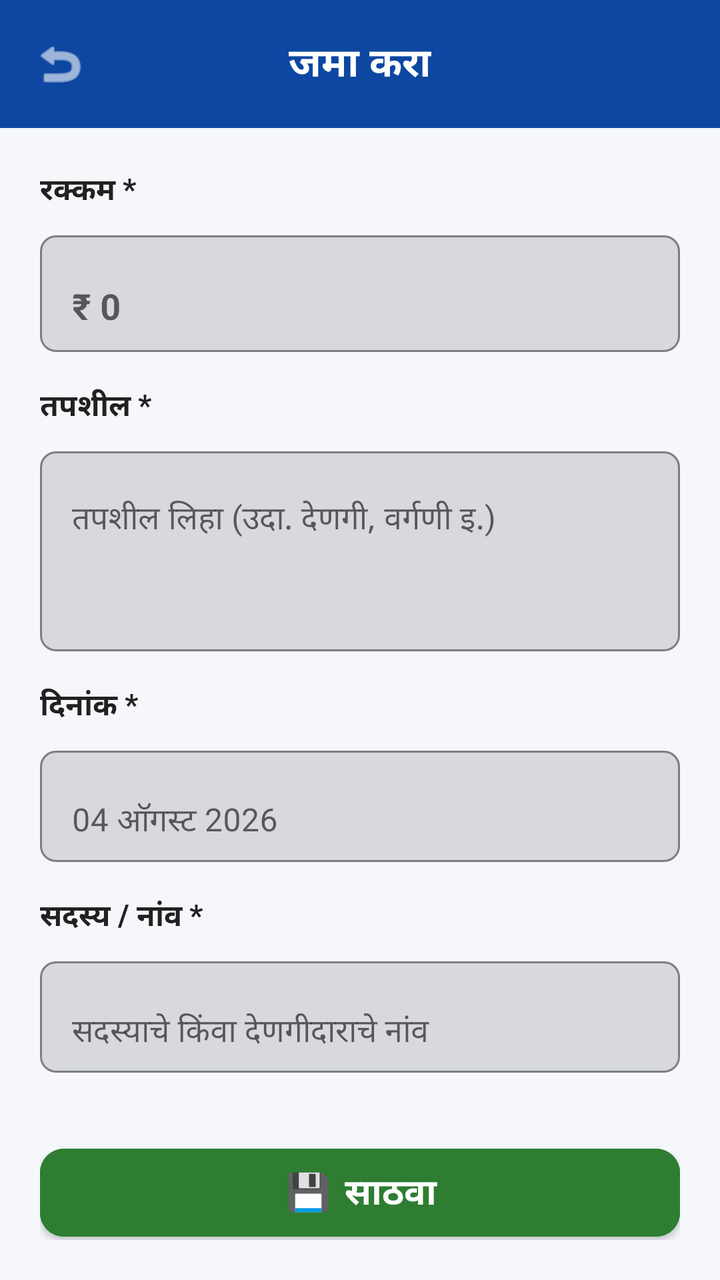
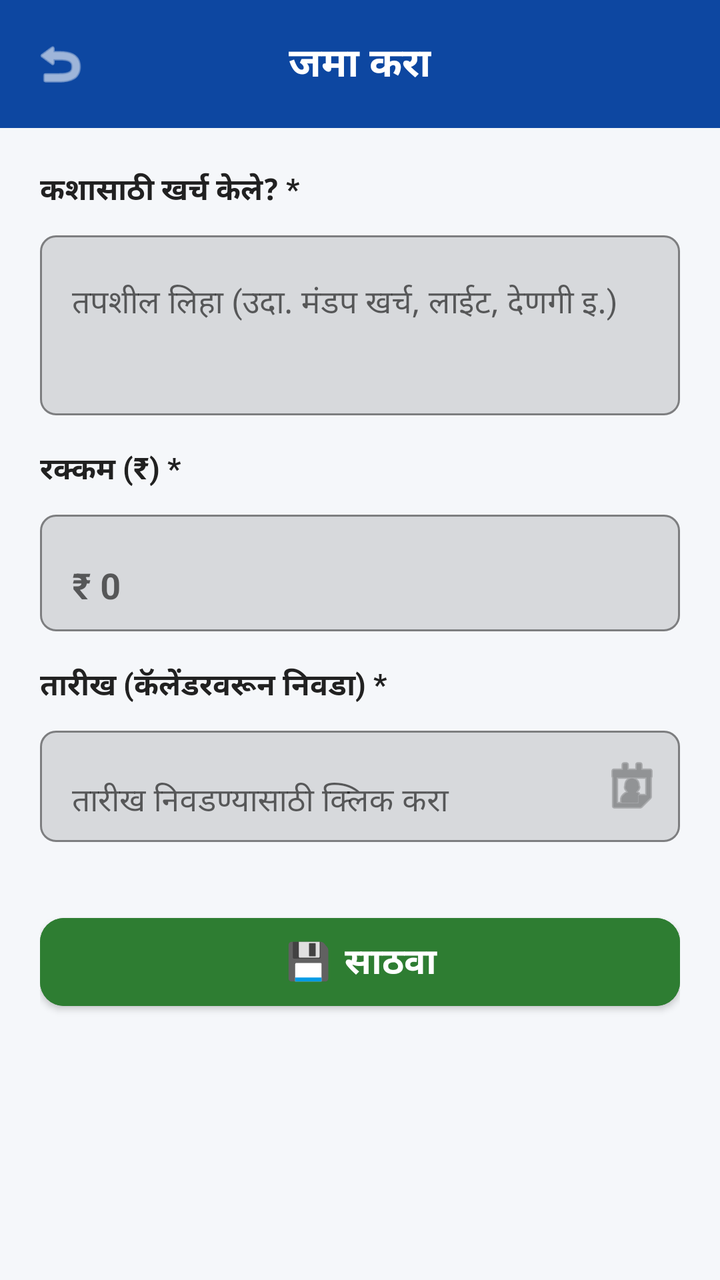

The first picture is an Android layout as it rendered before a commit; the second is the same layout after the commit. The layout source and the unified diff follow.
<!-- AndroidManifest.xml: application theme Theme.GaneshMitraMandal -->
<!-- res/layout/activity_add_transaction.xml -->
<?xml version="1.0" encoding="utf-8"?>
<RelativeLayout xmlns:android="http://schemas.android.com/apk/res/android"
    xmlns:app="http://schemas.android.com/apk/res-auto"
    android:layout_width="match_parent"
    android:layout_height="match_parent"
    android:background="@color/bg_light">

    
    <RelativeLayout
        android:id="@+id/topBar"
        android:layout_width="match_parent"
        android:layout_height="64dp"
        android:background="@color/primary_blue"
        android:paddingHorizontal="16dp">

        <ImageView
            android:id="@+id/btnBack"
            android:layout_width="28dp"
            android:layout_height="28dp"
            android:layout_alignParentStart="true"
            android:layout_centerVertical="true"
            android:src="@android:drawable/ic_menu_revert"
            app:tint="@color/white" />

        <TextView
            android:id="@+id/tvFormTitle"
            android:layout_width="wrap_content"
            android:layout_height="wrap_content"
            android:layout_centerInParent="true"
            android:text="@string/form_title_jama"
            android:textColor="@color/white"
            android:textSize="20sp"
            android:textStyle="bold" />
    </RelativeLayout>

    <ScrollView
        android:layout_width="match_parent"
        android:layout_height="match_parent"
        android:layout_below="@id/topBar"
        android:padding="20dp">

        <LinearLayout
            android:layout_width="match_parent"
            android:layout_height="wrap_content"
            android:orientation="vertical">

            
            <TextView
                android:layout_width="wrap_content"
                android:layout_height="wrap_content"
                android:layout_marginBottom="6dp"
                android:text="@string/amount_label"
                android:textColor="@color/text_primary"
                android:textSize="15sp"
                android:textStyle="bold" />

            <com.google.android.material.textfield.TextInputLayout
                android:layout_width="match_parent"
                android:layout_height="wrap_content"
                android:layout_marginBottom="16dp"
                app:boxBackgroundMode="outline"
                app:boxCornerRadiusBottomEnd="8dp"
                app:boxCornerRadiusBottomStart="8dp"
                app:boxCornerRadiusTopEnd="8dp"
                app:boxCornerRadiusTopStart="8dp"
                app:boxStrokeColor="@color/primary_blue">

                <com.google.android.material.textfield.TextInputEditText
                    android:id="@+id/etAmount"
                    android:layout_width="match_parent"
                    android:layout_height="wrap_content"
                    android:hint="₹ 0"
                    android:inputType="numberDecimal"
                    android:textSize="18sp"
                    android:textStyle="bold" />
            </com.google.android.material.textfield.TextInputLayout>

            
            <TextView
                android:layout_width="wrap_content"
                android:layout_height="wrap_content"
                android:layout_marginBottom="6dp"
                android:text="@string/details_label"
                android:textColor="@color/text_primary"
                android:textSize="15sp"
                android:textStyle="bold" />

            <com.google.android.material.textfield.TextInputLayout
                android:layout_width="match_parent"
                android:layout_height="wrap_content"
                android:layout_marginBottom="16dp"
                app:boxBackgroundMode="outline"
                app:boxCornerRadiusBottomEnd="8dp"
                app:boxCornerRadiusBottomStart="8dp"
                app:boxCornerRadiusTopEnd="8dp"
                app:boxCornerRadiusTopStart="8dp"
                app:boxStrokeColor="@color/primary_blue">

                <com.google.android.material.textfield.TextInputEditText
                    android:id="@+id/etDetails"
                    android:layout_width="match_parent"
                    android:layout_height="100dp"
                    android:gravity="top|start"
                    android:hint="तपशील लिहा (उदा. देणगी, वर्गणी इ.)"
                    android:inputType="textMultiLine" />
            </com.google.android.material.textfield.TextInputLayout>

            
            <TextView
                android:layout_width="wrap_content"
                android:layout_height="wrap_content"
                android:layout_marginBottom="6dp"
                android:text="@string/date_label"
                android:textColor="@color/text_primary"
                android:textSize="15sp"
                android:textStyle="bold" />

            <com.google.android.material.textfield.TextInputLayout
                android:layout_width="match_parent"
                android:layout_height="wrap_content"
                android:layout_marginBottom="16dp"
                app:boxBackgroundMode="outline"
                app:boxCornerRadiusBottomEnd="8dp"
                app:boxCornerRadiusBottomStart="8dp"
                app:boxCornerRadiusTopEnd="8dp"
                app:boxCornerRadiusTopStart="8dp"
                app:boxStrokeColor="@color/primary_blue">

                <com.google.android.material.textfield.TextInputEditText
                    android:id="@+id/etDate"
                    android:layout_width="match_parent"
                    android:layout_height="wrap_content"
                    android:focusable="false"
                    android:hint="04 ऑगस्ट 2026" />
            </com.google.android.material.textfield.TextInputLayout>

            
            <TextView
                android:layout_width="wrap_content"
                android:layout_height="wrap_content"
                android:layout_marginBottom="6dp"
                android:text="@string/member_label"
                android:textColor="@color/text_primary"
                android:textSize="15sp"
                android:textStyle="bold" />

            <com.google.android.material.textfield.TextInputLayout
                android:layout_width="match_parent"
                android:layout_height="wrap_content"
                android:layout_marginBottom="32dp"
                app:boxBackgroundMode="outline"
                app:boxCornerRadiusBottomEnd="8dp"
                app:boxCornerRadiusBottomStart="8dp"
                app:boxCornerRadiusTopEnd="8dp"
                app:boxCornerRadiusTopStart="8dp"
                app:boxStrokeColor="@color/primary_blue">

                <com.google.android.material.textfield.TextInputEditText
                    android:id="@+id/etMemberName"
                    android:layout_width="match_parent"
                    android:layout_height="wrap_content"
                    android:hint="सदस्याचे किंवा देणगीदाराचे नांव" />
            </com.google.android.material.textfield.TextInputLayout>

            
            <com.google.android.material.button.MaterialButton
                android:id="@+id/btnSave"
                android:layout_width="match_parent"
                android:layout_height="56dp"
                android:backgroundTint="@color/jama_green"
                android:text="@string/btn_save"
                android:textColor="@color/white"
                android:textSize="18sp"
                android:textStyle="bold"
                app:cornerRadius="12dp" />

        </LinearLayout>
    </ScrollView>

</RelativeLayout>
<!-- resources referenced by this layout -->
<resources>
  <color name="bg_light">#F5F7FA</color>
  <color name="jama_green">#2E7D32</color>
  <color name="primary_blue">#0D47A1</color>
  <color name="text_primary">#212121</color>
  <color name="white">#FFFFFF</color>
  <string name="amount_label">रक्कम *</string>
  <string name="btn_save">💾 साठवा</string>
  <string name="date_label">दिनांक *</string>
  <string name="details_label">तपशील *</string>
  <string name="form_title_jama">जमा करा</string>
  <string name="member_label">सदस्य / नांव *</string>
  <style name="Theme.GaneshMitraMandal" parent="Theme.MaterialComponents.Light.NoActionBar">
          <item name="colorPrimary">@color/primary_blue</item>
          <item name="colorPrimaryDark">@color/primary_blue_dark</item>
          <item name="colorAccent">@color/accent_orange</item>
          <item name="android:windowBackground">@color/bg_light</item>
          <item name="android:statusBarColor">@color/primary_blue_dark</item>
      </style>
  <color name="primary_blue_dark">#082F6B</color>
  <color name="accent_orange">#FF6D00</color>
</resources>

<!-- the commit's change to res/layout/activity_add_transaction.xml (unified diff, before → after) -->
@@ -46,10 +46,41 @@
 
             
             <TextView
+                android:id="@+id/tvDetailsLabel"
                 android:layout_width="wrap_content"
                 android:layout_height="wrap_content"
                 android:layout_marginBottom="6dp"
-                android:text="@string/amount_label"
+                android:text="कशासाठी खर्च केले? *"
+                android:textColor="@color/text_primary"
+                android:textSize="15sp"
+                android:textStyle="bold" />
+
+            <com.google.android.material.textfield.TextInputLayout
+                android:layout_width="match_parent"
+                android:layout_height="wrap_content"
+                android:layout_marginBottom="16dp"
+                app:boxBackgroundMode="outline"
+                app:boxCornerRadiusBottomEnd="8dp"
+                app:boxCornerRadiusBottomStart="8dp"
+                app:boxCornerRadiusTopEnd="8dp"
+                app:boxCornerRadiusTopStart="8dp"
+                app:boxStrokeColor="@color/primary_blue">
+
+                <com.google.android.material.textfield.TextInputEditText
+                    android:id="@+id/etDetails"
+                    android:layout_width="match_parent"
+                    android:layout_height="90dp"
+                    android:gravity="top|start"
+                    android:hint="तपशील लिहा (उदा. मंडप खर्च, लाईट, देणगी इ.)"
+                    android:inputType="textMultiLine" />
+            </com.google.android.material.textfield.TextInputLayout>
+
+            
+            <TextView
+                android:layout_width="wrap_content"
+                android:layout_height="wrap_content"
+                android:layout_marginBottom="6dp"
+                android:text="रक्कम (₹) *"
                 android:textColor="@color/text_primary"
                 android:textSize="15sp"
                 android:textStyle="bold" />
@@ -80,66 +111,7 @@
                 android:layout_width="wrap_content"
                 android:layout_height="wrap_content"
                 android:layout_marginBottom="6dp"
-                android:text="@string/details_label"
-                android:textColor="@color/text_primary"
-                android:textSize="15sp"
-                android:textStyle="bold" />
-
-            <com.google.android.material.textfield.TextInputLayout
-                android:layout_width="match_parent"
-                android:layout_height="wrap_content"
-                android:layout_marginBottom="16dp"
-                app:boxBackgroundMode="outline"
-                app:boxCornerRadiusBottomEnd="8dp"
-                app:boxCornerRadiusBottomStart="8dp"
-                app:boxCornerRadiusTopEnd="8dp"
-                app:boxCornerRadiusTopStart="8dp"
-                app:boxStrokeColor="@color/primary_blue">
-
-                <com.google.android.material.textfield.TextInputEditText
-                    android:id="@+id/etDetails"
-                    android:layout_width="match_parent"
-                    android:layout_height="100dp"
-                    android:gravity="top|start"
-                    android:hint="तपशील लिहा (उदा. देणगी, वर्गणी इ.)"
-                    android:inputType="textMultiLine" />
-            </com.google.android.material.textfield.TextInputLayout>
-
-            
-            <TextView
-                android:layout_width="wrap_content"
-                android:layout_height="wrap_content"
-                android:layout_marginBottom="6dp"
-                android:text="@string/date_label"
-                android:textColor="@color/text_primary"
-                android:textSize="15sp"
-                android:textStyle="bold" />
-
-            <com.google.android.material.textfield.TextInputLayout
-                android:layout_width="match_parent"
-                android:layout_height="wrap_content"
-                android:layout_marginBottom="16dp"
-                app:boxBackgroundMode="outline"
-                app:boxCornerRadiusBottomEnd="8dp"
-                app:boxCornerRadiusBottomStart="8dp"
-                app:boxCornerRadiusTopEnd="8dp"
-                app:boxCornerRadiusTopStart="8dp"
-                app:boxStrokeColor="@color/primary_blue">
-
-                <com.google.android.material.textfield.TextInputEditText
-                    android:id="@+id/etDate"
-                    android:layout_width="match_parent"
-                    android:layout_height="wrap_content"
-                    android:focusable="false"
-                    android:hint="04 ऑगस्ट 2026" />
-            </com.google.android.material.textfield.TextInputLayout>
-
-            
-            <TextView
-                android:layout_width="wrap_content"
-                android:layout_height="wrap_content"
-                android:layout_marginBottom="6dp"
-                android:text="@string/member_label"
+                android:text="तारीख (कॅलेंडरवरून निवडा) *"
                 android:textColor="@color/text_primary"
                 android:textSize="15sp"
                 android:textStyle="bold" />
@@ -153,14 +125,26 @@
                 app:boxCornerRadiusBottomStart="8dp"
                 app:boxCornerRadiusTopEnd="8dp"
                 app:boxCornerRadiusTopStart="8dp"
-                app:boxStrokeColor="@color/primary_blue">
+                app:boxStrokeColor="@color/primary_blue"
+                app:endIconDrawable="@android:drawable/ic_menu_my_calendar"
+                app:endIconMode="custom">
 
                 <com.google.android.material.textfield.TextInputEditText
-                    android:id="@+id/etMemberName"
+                    android:id="@+id/etDate"
                     android:layout_width="match_parent"
                     android:layout_height="wrap_content"
-                    android:hint="सदस्याचे किंवा देणगीदाराचे नांव" />
+                    android:clickable="true"
+                    android:cursorVisible="false"
+                    android:focusable="false"
+                    android:hint="तारीख निवडण्यासाठी क्लिक करा" />
             </com.google.android.material.textfield.TextInputLayout>
+
+            
+            <com.google.android.material.textfield.TextInputEditText
+                android:id="@+id/etMemberName"
+                android:layout_width="match_parent"
+                android:layout_height="wrap_content"
+                android:visibility="gone" />
 
             
             <com.google.android.material.button.MaterialButton
<!-- resource entries referenced after the edit -->
@@ -5,12 +5,8 @@
   <color name="primary_blue">#0D47A1</color>
   <color name="text_primary">#212121</color>
   <color name="white">#FFFFFF</color>
-  <string name="amount_label">रक्कम *</string>
   <string name="btn_save">💾 साठवा</string>
-  <string name="date_label">दिनांक *</string>
-  <string name="details_label">तपशील *</string>
   <string name="form_title_jama">जमा करा</string>
-  <string name="member_label">सदस्य / नांव *</string>
   <style name="Theme.GaneshMitraMandal" parent="Theme.MaterialComponents.Light.NoActionBar">
           <item name="colorPrimary">@color/primary_blue</item>
           <item name="colorPrimaryDark">@color/primary_blue_dark</item>
